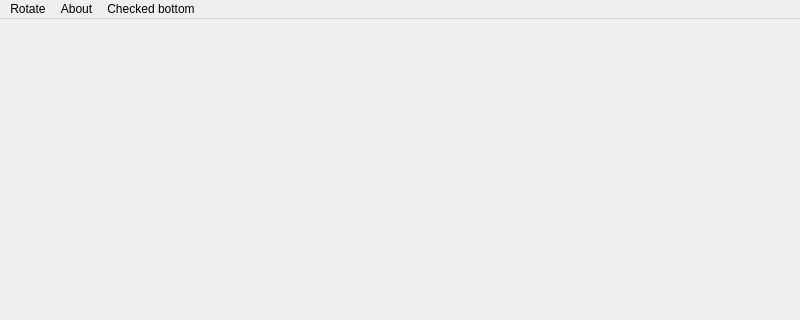
Above: src/mainform.ui from dotblank/easylist before the change; both pictures show x 0 to 800 and y 0 to 320 of the 800 by 480 pixel window. Below: the same form after it.
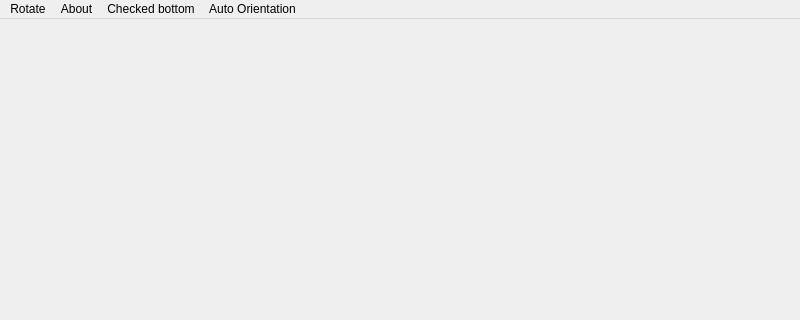
That is the form after the change.

Commit message: Added auto orientation checkable menu item

```diff
--- a/src/mainform.ui
+++ b/src/mainform.ui
@@ -57,9 +57,16 @@
     </property>
     <addaction name="actionChecked_bottom"/>
    </widget>
+   <widget class="QMenu" name="menuAuto_Orientation">
+    <property name="title">
+     <string>Auto Orientation</string>
+    </property>
+    <addaction name="actionAuto_Orientation"/>
+   </widget>
    <addaction name="menuRotate"/>
    <addaction name="menuAbout"/>
    <addaction name="menuChecked_bottom"/>
+   <addaction name="menuAuto_Orientation"/>
   </widget>
   <action name="actionRotate">
    <property name="text">
```
Left out of the diff: 8 changed lines with no effect on the pictures. The commit also changes 5 other files.
